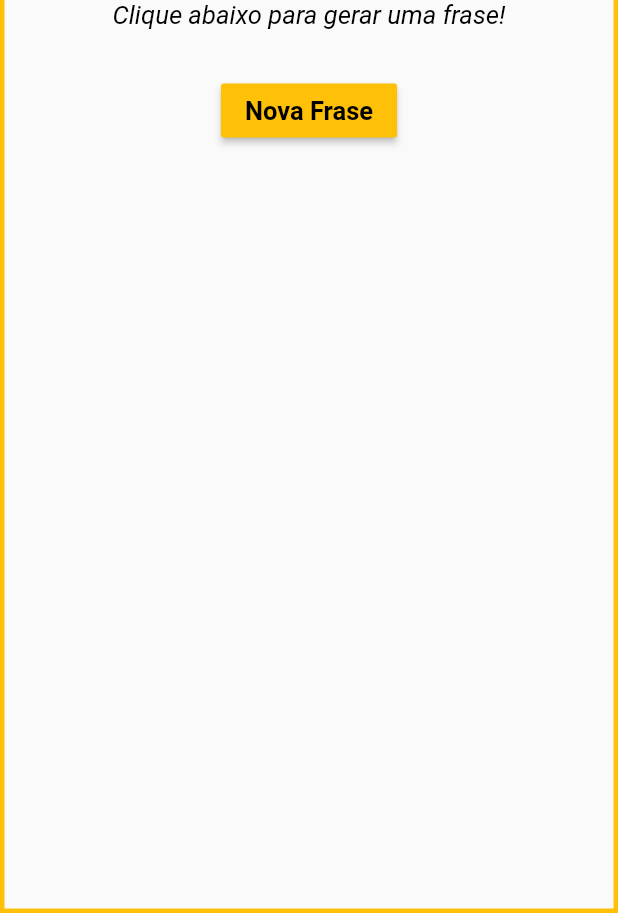
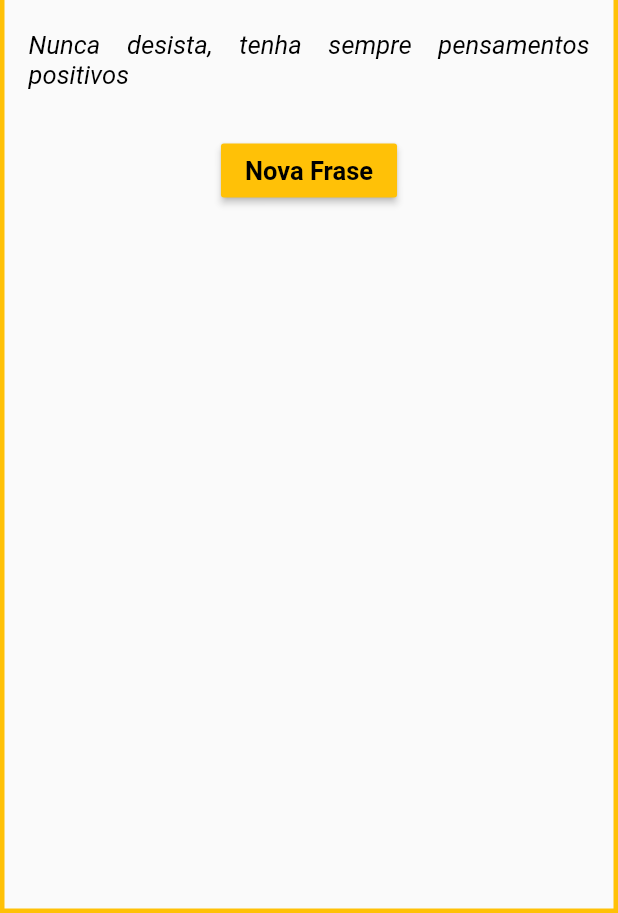
Before and after one commit to thalesapsc/Frases_do_dia, a Flutter app: the screen it shows after launch, after a tap on "Nova Frase", on a phone screen of 412 x 824 dp, the part 323-1236 px from its top. Run offline on Flutter 3.47's test engine with Material 2 defaults, Android fonts, the phone set to English and light mode, and no system bars.

```diff
--- a/lib/main.dart
+++ b/lib/main.dart
@@ -1,3 +1,4 @@
+import 'dart:math';
 import 'dart:ui';
 
 import 'package:flutter/material.dart';
@@ -16,6 +17,22 @@ class Home extends StatefulWidget {
 }
 
 class _HomeState extends State<Home> {
+  var _fraseAleatoria = [
+    'Nunca desista, tenha sempre pensamentos positivos',
+    'Faça mesmo sem vontade, o que vem depois disso satisfatório de mais',
+    'Não deixe nada para depois',
+    'A motivação está dentro de si'
+  ];
+
+  var fraseGerada = 'Clique abaixo para gerar uma frase';
+
+  void _gerarFrase() {
+    var _numeroSorteado = new Random().nextInt(_fraseAleatoria.length);
+    setState(() {
+      fraseGerada = _fraseAleatoria[_numeroSorteado];
+    });
+  }
+
   @override
   Widget build(BuildContext context) {
     return Scaffold(
@@ -36,8 +53,9 @@ class _HomeState extends State<Home> {
         child: Column(
           children: [
             Image.asset('imagens/logo.png'),
+            SizedBox(height: 20),
             Text(
-              'Clique abaixo para gerar uma frase!',
+              fraseGerada,
               textAlign: TextAlign.justify,
               style: TextStyle(
                   fontSize: 17,
@@ -56,7 +74,7 @@ class _HomeState extends State<Home> {
                     fontWeight: FontWeight.bold),
               ),
               color: Colors.amber,
-              onPressed: () {},
+              onPressed: _gerarFrase,
             ),
           ],
         ),
```
